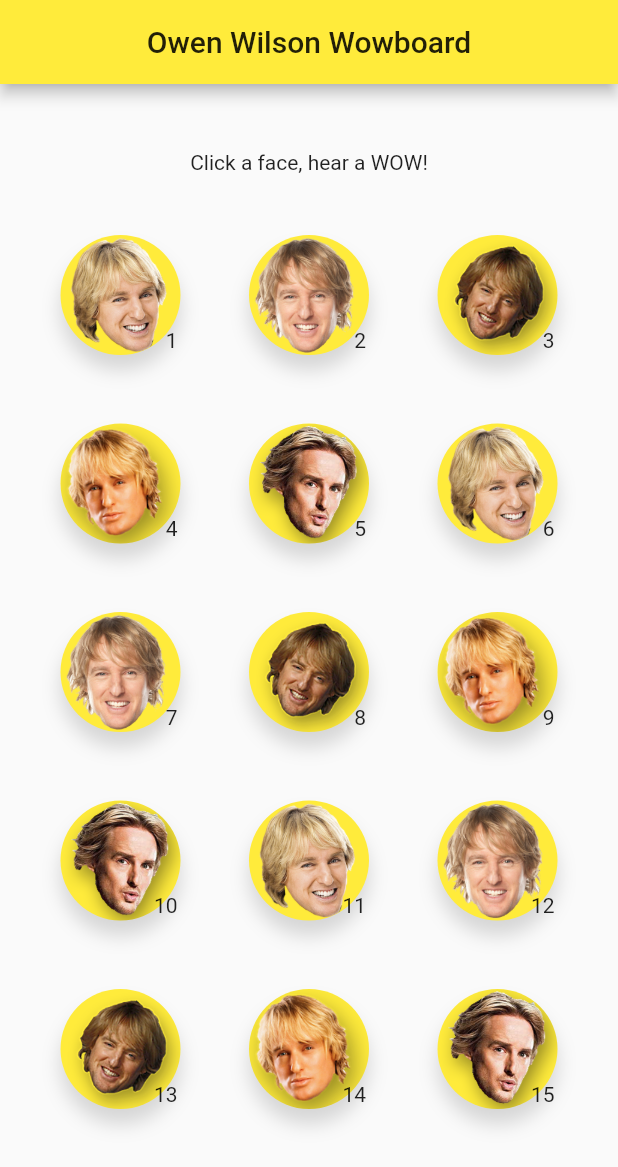
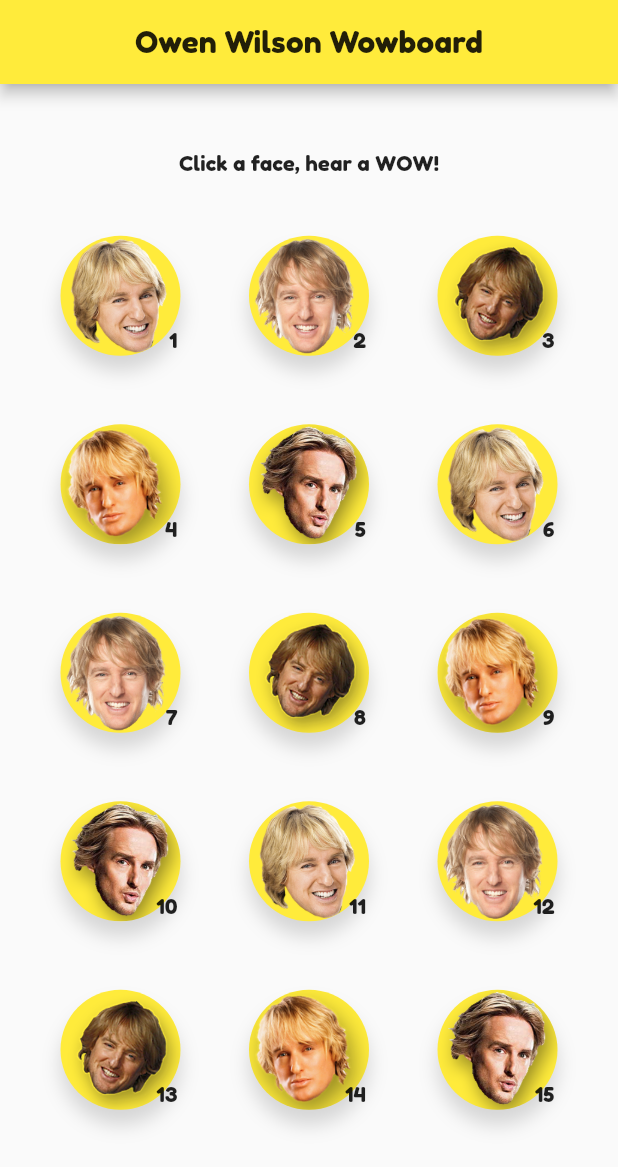
Before and after one commit to cookmscott/OwenWilsonSoundboard, a Flutter app: the screen it shows after launch, on a phone screen of 412 x 824 dp. Shown: the top 1167 px of the screen. Run offline on Flutter 3.47's test engine with Material 2 defaults, Android fonts, the phone set to English and light mode, and no system bars; our stand-ins replace audioplayers.

Commit message:
added new font

```diff
--- a/lib/main.dart
+++ b/lib/main.dart
@@ -11,8 +11,10 @@
   Widget build(BuildContext context) {
     return MaterialApp(
       title: 'Flutter Demo',
+      debugShowCheckedModeBanner: false,
       theme: ThemeData(
         primarySwatch: Colors.yellow,
+        fontFamily: 'FredokaOne',
       ),
       home: MyHomePage(title: 'Owen Wilson Wowboard'),
     );
--- a/pubspec.yaml
+++ b/pubspec.yaml
@@ -77,6 +77,11 @@
   # For details regarding adding assets from package dependencies, see
   # https://flutter.dev/assets-and-images/#from-packages
 
+  fonts:
+    - family: FredokaOne
+      fonts:
+        - asset: assets/FredokaOne-Regular.ttf
+
   # To add custom fonts to your application, add a fonts section here,
   # in this "flutter" section. Each entry in this list should have a
   # "family" key with the font family name, and a "fonts" key with a
```
Also changed, not shown: assets/FredokaOne-Regular.ttf (added).
